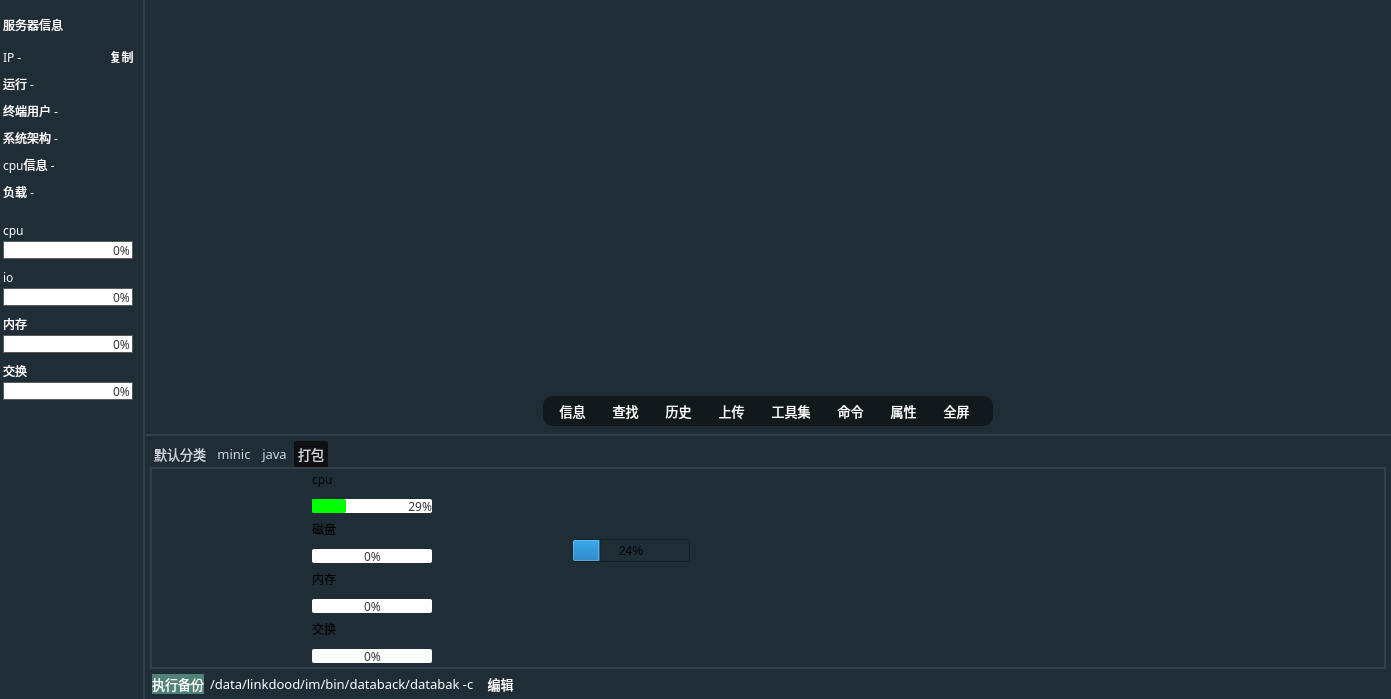
This is sshwidget.ui in HuaGouFdog/Fdog-Kit as Qt 5 draws it before an edit. The edited form follows.
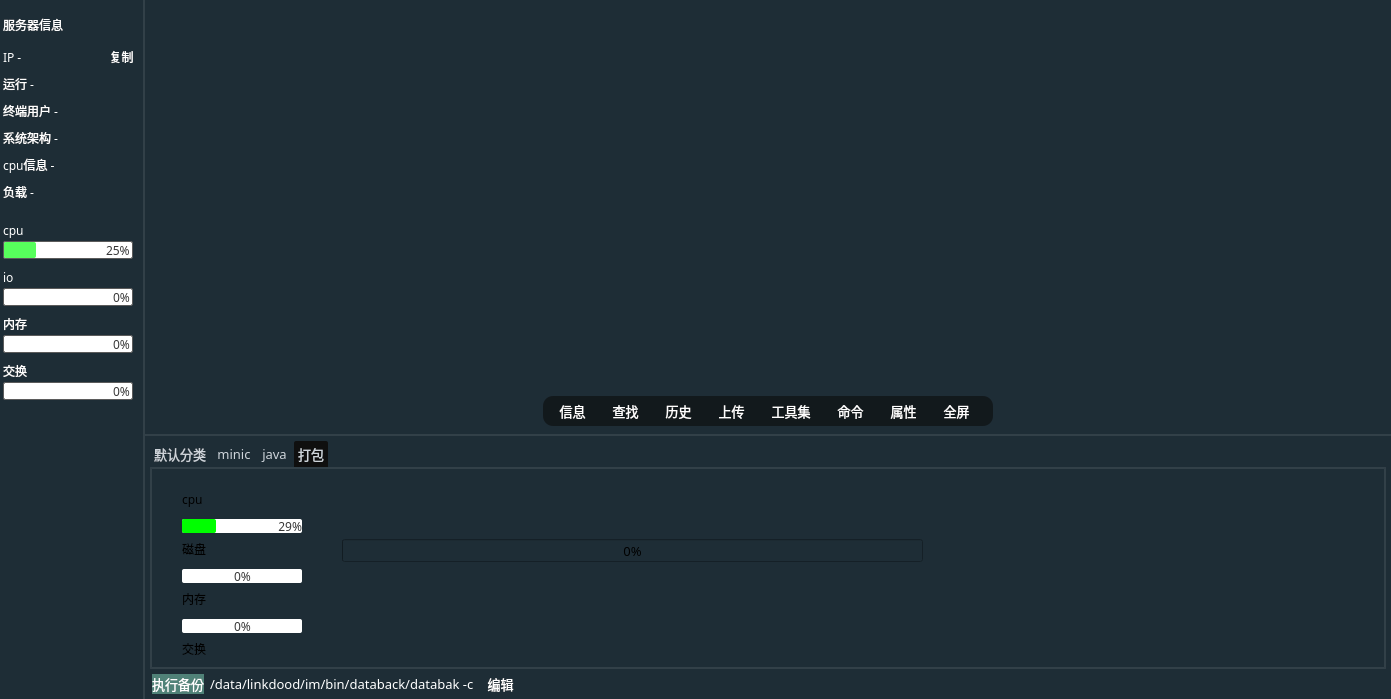
This is the edited form. Icons and pictures are not drawn.

The edit to the form file:
```diff
--- a/sshwidget.ui
+++ b/sshwidget.ui
@@ -622,7 +622,7 @@
 	
 	
 	border-color: rgb(91, 91, 91);
-	border-radius: 0px; 
+	border-radius: 2px; 
 	
 	
 	/*border-image: url(:/lib/jianbian1.png);*/
@@ -632,15 +632,16 @@
 }
 
 QProgressBar:chunk{
-	border-radius:0px;
+	border-radius:2px;
 	
 	
-	background-color: rgb(134, 240, 118);
+	
+	background-color: rgb(87, 255, 92);
 	/*background-color: #FFFFFF;*/
 }</string>
            </property>
            <property name="value">
-            <number>0</number>
+            <number>25</number>
            </property>
            <property name="alignment">
             <set>Qt::AlignLeading|Qt::AlignLeft|Qt::AlignVCenter</set>
@@ -729,20 +730,21 @@
 	
 	
 	border-color: rgb(91, 91, 91);
-	border-radius: 0px; 
+	border-radius: 2px; 
 	
 	
 	/*border-image: url(:/lib/jianbian1.png);*/
 	background-color: #FFFFFF;
-	text-align:right; 
+	text-align:right;
 	color: rgba(0, 0, 0, 200);
 }
 
 QProgressBar:chunk{
-	border-radius:0px;
+	border-radius:2px;
 	
 	
-	background-color: rgb(134, 240, 118);
+	
+	background-color: rgb(87, 255, 92);
 	/*background-color: #FFFFFF;*/
 }</string>
            </property>
@@ -836,20 +838,21 @@
 	
 	
 	border-color: rgb(91, 91, 91);
-	border-radius: 0px; 
+	border-radius: 2px; 
 	
 	
 	/*border-image: url(:/lib/jianbian1.png);*/
 	background-color: #FFFFFF;
-	text-align:right; 
+	text-align:right;
 	color: rgba(0, 0, 0, 200);
 }
 
 QProgressBar:chunk{
-	border-radius:0px;
+	border-radius:2px;
 	
 	
-	background-color: rgb(134, 240, 118);
+	
+	background-color: rgb(87, 255, 92);
 	/*background-color: #FFFFFF;*/
 }</string>
            </property>
@@ -943,20 +946,21 @@
 	
 	
 	border-color: rgb(91, 91, 91);
-	border-radius: 0px; 
+	border-radius: 2px; 
 	
 	
 	/*border-image: url(:/lib/jianbian1.png);*/
 	background-color: #FFFFFF;
-	text-align:right; 
+	text-align:right;
 	color: rgba(0, 0, 0, 200);
 }
 
 QProgressBar:chunk{
-	border-radius:0px;
+	border-radius:2px;
 	
 	
-	background-color: rgb(134, 240, 118);
+	
+	background-color: rgb(87, 255, 92);
 	/*background-color: #FFFFFF;*/
 }</string>
            </property>
@@ -2048,8 +2052,8 @@
              <widget class="QProgressBar" name="progressBar_swap_2">
               <property name="geometry">
                <rect>
-                <x>160</x>
-                <y>180</y>
+                <x>30</x>
+                <y>200</y>
                 <width>120</width>
                 <height>14</height>
                </rect>
@@ -2102,8 +2106,8 @@
              <widget class="QProgressBar" name="progressBar_cpu_2">
               <property name="geometry">
                <rect>
-                <x>160</x>
-                <y>30</y>
+                <x>30</x>
+                <y>50</y>
                 <width>120</width>
                 <height>14</height>
                </rect>
@@ -2163,8 +2167,8 @@
              <widget class="QLabel" name="label_swap_2">
               <property name="geometry">
                <rect>
-                <x>160</x>
-                <y>150</y>
+                <x>30</x>
+                <y>170</y>
                 <width>30</width>
                 <height>20</height>
                </rect>
@@ -2183,8 +2187,8 @@
              <widget class="QLabel" name="label_cpu_2">
               <property name="geometry">
                <rect>
-                <x>160</x>
-                <y>0</y>
+                <x>30</x>
+                <y>20</y>
                 <width>30</width>
                 <height>20</height>
                </rect>
@@ -2203,8 +2207,8 @@
              <widget class="QProgressBar" name="progressBar_mem_2">
               <property name="geometry">
                <rect>
-                <x>160</x>
-                <y>130</y>
+                <x>30</x>
+                <y>150</y>
                 <width>120</width>
                 <height>14</height>
                </rect>
@@ -2254,8 +2258,8 @@
              <widget class="QLabel" name="label_disk_2">
               <property name="geometry">
                <rect>
-                <x>160</x>
-                <y>50</y>
+                <x>30</x>
+                <y>70</y>
                 <width>30</width>
                 <height>20</height>
                </rect>
@@ -2274,8 +2278,8 @@
              <widget class="QLabel" name="label_mem_2">
               <property name="geometry">
                <rect>
-                <x>160</x>
-                <y>100</y>
+                <x>30</x>
+                <y>120</y>
                 <width>30</width>
                 <height>20</height>
                </rect>
@@ -2294,8 +2298,8 @@
              <widget class="QProgressBar" name="progressBar_disk_2">
               <property name="geometry">
                <rect>
-                <x>160</x>
-                <y>80</y>
+                <x>30</x>
+                <y>100</y>
                 <width>120</width>
                 <height>14</height>
                </rect>
@@ -2345,14 +2349,24 @@
              <widget class="QProgressBar" name="progressBar">
               <property name="geometry">
                <rect>
-                <x>420</x>
+                <x>190</x>
                 <y>70</y>
-                <width>118</width>
+                <width>581</width>
                 <height>23</height>
                </rect>
               </property>
+              <property name="font">
+               <font>
+                <family>OPPOSans B</family>
+                <pointsize>10</pointsize>
+                <stylestrategy>PreferAntialias</stylestrategy>
+               </font>
+              </property>
+              <property name="maximum">
+               <number>100</number>
+              </property>
               <property name="value">
-               <number>24</number>
+               <number>0</number>
               </property>
               <property name="alignment">
                <set>Qt::AlignLeading|Qt::AlignLeft|Qt::AlignVCenter</set>
```
